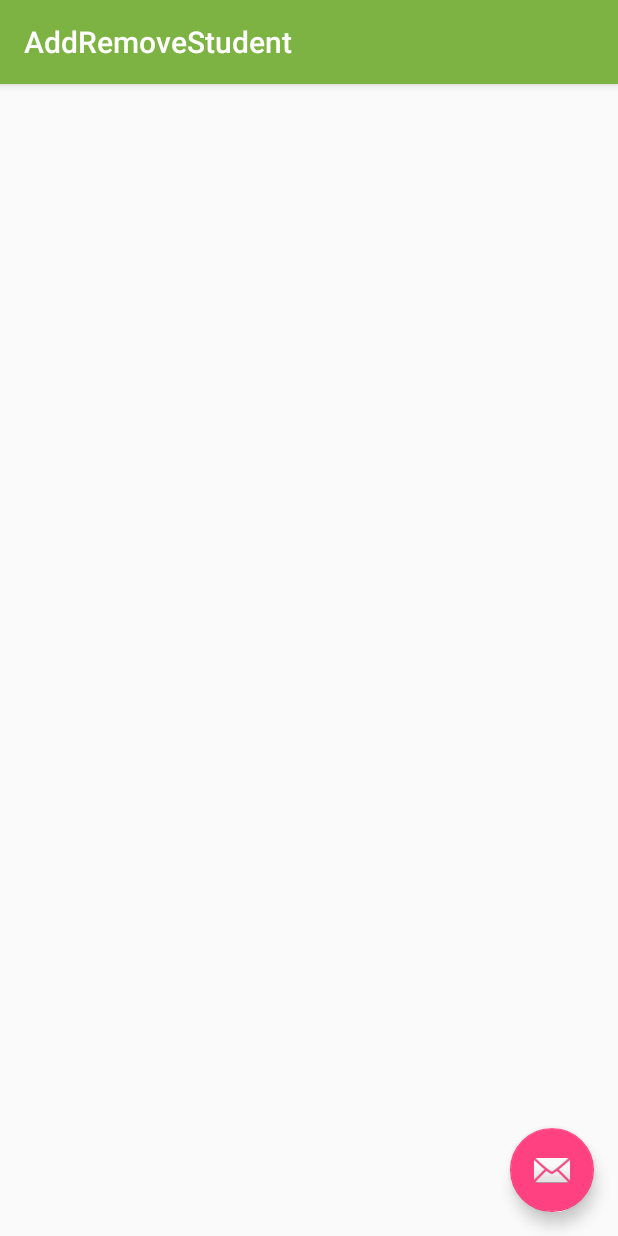
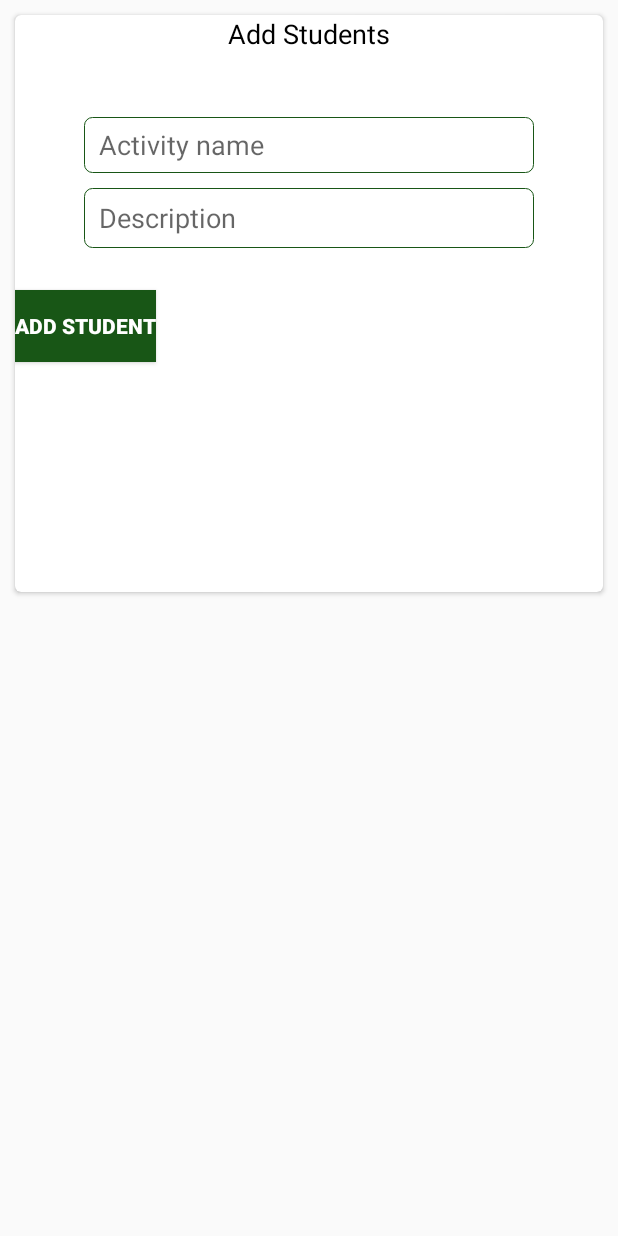
Before and after one commit to mumbai19/team-18, an Android app: the AddRemoveStudent screen opened directly, with no data from a screen before it, on a phone screen of 412 x 824 dp. Run offline under Robolectric (Android 15) with nearby library versions, the light colour scheme and no system bars; network calls fail.

Commit message:
Add And Remove Button added

```diff
--- a/Android app/app/src/main/java/com/chandan/touchinglives/AddAttendance.java
+++ b/Android app/app/src/main/java/com/chandan/touchinglives/AddAttendance.java
@@ -52,7 +52,7 @@ Logger log=Logger.getLogger("AddAttendance");
    private ListView listView;
    private TextView textView;
    private String[] listItem;
-    private String LOCAL_URL= "http://a490268b.ngrok.io/getstudentdata";
+    private String LOCAL_URL= "http://52.77.233.40:5000/getstudentdata";
 private ArrayList<HashMap<String,String>>studentList;
 
     @Override
--- a/Android app/app/src/main/java/com/chandan/touchinglives/AddRemoveStudent.java
+++ b/Android app/app/src/main/java/com/chandan/touchinglives/AddRemoveStudent.java
@@ -6,6 +6,9 @@ import android.support.design.widget.Snackbar;
 import android.support.v7.app.AppCompatActivity;
 import android.support.v7.widget.Toolbar;
 import android.view.View;
+import android.widget.Button;
+import android.widget.EditText;
+import android.widget.Toast;
 
 public class AddRemoveStudent extends AppCompatActivity {
 
@@ -13,17 +16,25 @@ public class AddRemoveStudent extends AppCompatActivity {
     protected void onCreate(Bundle savedInstanceState) {
         super.onCreate(savedInstanceState);
         setContentView(R.layout.activity_add_remove_student);
-        Toolbar toolbar = findViewById(R.id.toolbar);
-        setSupportActionBar(toolbar);
 
-        FloatingActionButton fab = findViewById(R.id.fab);
-        fab.setOnClickListener(new View.OnClickListener() {
+        EditText et1,et2;
+        Button btnAddAct;
+        et1=findViewById(R.id.et1);
+        et2=findViewById(R.id.et2);
+
+        btnAddAct=findViewById(R.id.btnAddAct);
+
+
+        btnAddAct.setOnClickListener(new View.OnClickListener() {
             @Override
-            public void onClick(View view) {
-                Snackbar.make(view, "Replace with your own action", Snackbar.LENGTH_LONG)
-                        .setAction("Action", null).show();
+            public void onClick(View v) {
+                Toast.makeText(getBaseContext(),"Student Added Successfully" ,Toast.LENGTH_SHORT).show();
             }
         });
+
+
+
+
     }
 
 }
--- a/Android app/app/src/main/java/com/chandan/touchinglives/AddSavings.java
+++ b/Android app/app/src/main/java/com/chandan/touchinglives/AddSavings.java
@@ -34,7 +34,7 @@ public class AddSavings extends AppCompatActivity {
     ListView lvData;
     ArrayList<Student> sdata=new ArrayList<>();
     ArrayAdapter<Student> adapter;
-    private String LOCAL_URL= "http://a490268b.ngrok.io/getstudentdata";
+    private String LOCAL_URL= "http://52.77.233.40:5000/getstudentdata";
     @Override
     protected void onCreate(Bundle savedInstanceState) {
         super.onCreate(savedInstanceState);
--- a/Android app/app/src/main/java/com/chandan/touchinglives/Dashboard.java
+++ b/Android app/app/src/main/java/com/chandan/touchinglives/Dashboard.java
@@ -29,8 +29,8 @@ import java.util.Map;
 import classes.JsonHelper;
 
 public class Dashboard extends AppCompatActivity {
-    private String LOCAL_URL= "http://a490268b.ngrok.io/getstudentdata";
-    private CardView AddActivity,AddAttendance,AddSavings;
+    private String LOCAL_URL= "http://4fd3c";
+    private CardView AddActivity,AddAttendance,AddSavings,AddRem;
     @Override
     protected void onCreate(Bundle savedInstanceState) {
         super.onCreate(savedInstanceState);
@@ -39,6 +39,16 @@ public class Dashboard extends AppCompatActivity {
 AddActivity=findViewById(R.id.addActivity);
 AddAttendance=findViewById(R.id.addAttendance);
 AddSavings=findViewById(R.id.addSavings);
+        AddRem=findViewById(R.id.addDeleteStudent);
+
+        AddRem.setOnClickListener(new View.OnClickListener() {
+            @Override
+            public void onClick(View v) {
+
+                Intent i =new Intent(Dashboard.this,AddRemoveStudent.class);
+                startActivity(i);
+            }
+        });
 
         AddActivity.setOnClickListener(new View.OnClickListener() {
             @Override
--- a/Android app/app/src/main/java/com/chandan/touchinglives/RegisterActivity.java
+++ b/Android app/app/src/main/java/com/chandan/touchinglives/RegisterActivity.java
@@ -16,8 +16,7 @@ public class RegisterActivity extends AppCompatActivity {
     protected void onCreate(Bundle savedInstanceState) {
         super.onCreate(savedInstanceState);
         setContentView(R.layout.activity_register);
-        Toolbar toolbar = findViewById(R.id.toolbar);
-        setSupportActionBar(toolbar);
+
         EditText register_id,password1;
         Button register;
        register = findViewById(R.id.button_register);
--- a/Android app/app/src/main/res/layout/activity_add_remove_student.xml
+++ b/Android app/app/src/main/res/layout/activity_add_remove_student.xml
@@ -6,28 +6,98 @@
     android:layout_height="match_parent"
     tools:context=".AddRemoveStudent">
 
-    <android.support.design.widget.AppBarLayout
+    <android.support.v7.widget.CardView
         android:layout_width="match_parent"
         android:layout_height="wrap_content"
-        android:theme="@style/AppTheme.AppBarOverlay">
+        android:layout_margin="10dp"
+        android:padding="10dp"
+        app:cardCornerRadius="4dp"
+        tools:layout_editor_absoluteX="95dp"
+        tools:layout_editor_absoluteY="4dp">
 
-        <android.support.v7.widget.Toolbar
-            android:id="@+id/toolbar"
+
+        <LinearLayout
             android:layout_width="match_parent"
-            android:layout_height="?attr/actionBarSize"
-            android:background="?attr/colorPrimary"
-            app:popupTheme="@style/AppTheme.PopupOverlay" />
+            android:layout_height="wrap_content"
+            android:orientation="vertical">
 
-    </android.support.design.widget.AppBarLayout>
 
-    <include layout="@layout/content_add_remove_student" />
+            <TextView
+                android:id="@+id/textView5"
+                android:layout_width="wrap_content"
+                android:layout_height="wrap_content"
+                android:layout_gravity="center"
+                android:text="Add Students"
+                android:textColor="@color/black"
+                android:textSize="18dp"
+                tools:layout_editor_absoluteX="23dp"
+                tools:layout_editor_absoluteY="57dp" />
 
-    <android.support.design.widget.FloatingActionButton
-        android:id="@+id/fab"
-        android:layout_width="wrap_content"
-        android:layout_height="wrap_content"
-        android:layout_gravity="bottom|end"
-        android:layout_margin="@dimen/fab_margin"
-        app:srcCompat="@android:drawable/ic_dialog_email" />
+            <TextView
+                android:id="@+id/textView6"
+                android:layout_width="match_parent"
+                android:layout_height="wrap_content"
+                android:text=""
+                android:textAlignment="center"
+                android:textColor="@color/black"
+                android:textSize="20dp"
+                tools:layout_editor_absoluteX="99dp"
+                tools:layout_editor_absoluteY="96dp" />
+
+
+            <EditText
+                android:id="@+id/et1"
+                android:layout_width="300dp"
+                android:layout_height="37dp"
+                android:layout_gravity="center"
+                android:layout_marginTop="16dp"
+                android:layout_marginBottom="10dp"
+                android:background="@drawable/textinput"
+                android:ems="10"
+                android:hint="Activity name"
+                android:paddingLeft="10dp"
+
+                android:text="" />
+
+            <EditText
+                android:id="@+id/et2"
+                android:layout_width="300dp"
+                android:layout_height="40dp"
+                android:layout_gravity="center"
+                android:layout_marginBottom="10dp"
+
+                android:background="@drawable/textinput"
+                android:ems="10"
+                android:hint="Description"
+                android:paddingLeft="10dp" />
+
+
+            <RelativeLayout
+                android:layout_width="match_parent"
+                android:layout_height="200dp">
+
+                <Button
+                    android:id="@+id/btnAddAct"
+                    android:layout_width="wrap_content"
+                    android:layout_height="wrap_content"
+                    android:layout_alignParentTop="true"
+                    android:layout_gravity="center"
+                    android:layout_marginTop="18dp"
+                    android:background="#185616"
+                    android:text="Add Student"
+                    android:textColor="#fff"
+                    android:textStyle="bold" />
+
+            </RelativeLayout>
+
+            <TextView
+                android:id="@+id/tvData1"
+                android:layout_width="match_parent"
+                android:layout_height="wrap_content"
+                android:text="" />
+
+
+        </LinearLayout>
+    </android.support.v7.widget.CardView>
 
 </android.support.design.widget.CoordinatorLayout>
--- a/Android app/app/src/main/res/layout/activity_amout_form.xml
+++ b/Android app/app/src/main/res/layout/activity_amout_form.xml
@@ -48,7 +48,7 @@
             <EditText
                 android:id="@+id/etAmountAdd"
                 android:layout_width="300dp"
-                android:layout_height="40dp"
+                android:layout_height="wrap_content"
                 android:layout_gravity="center"
                 android:layout_marginBottom="10dp"
 
```
